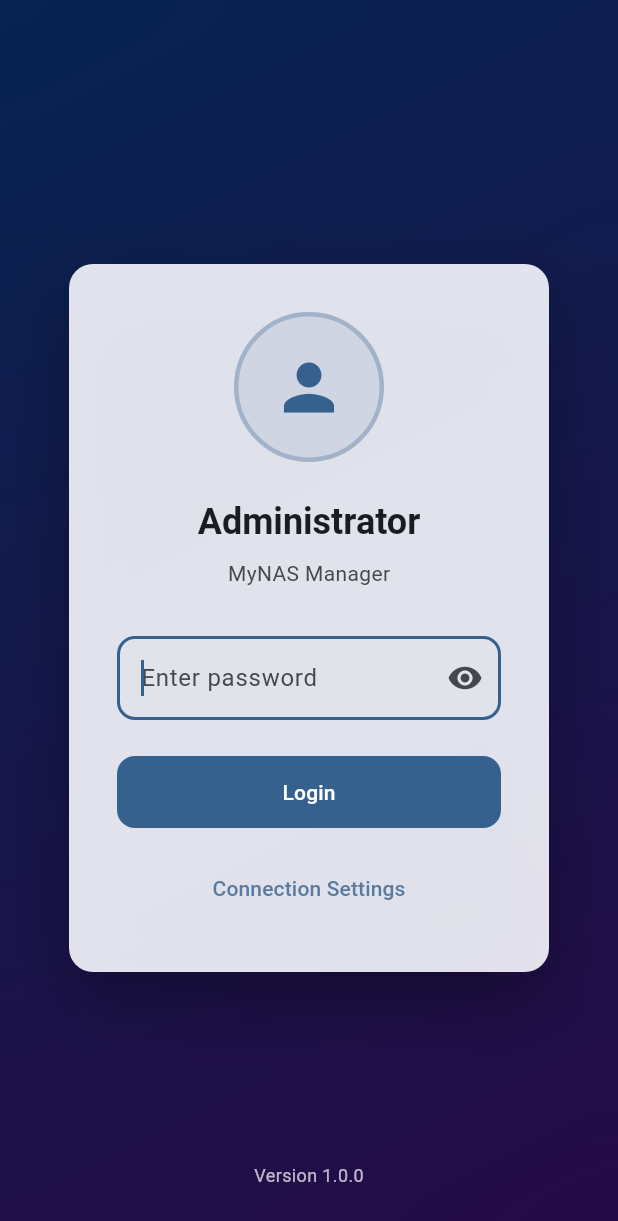
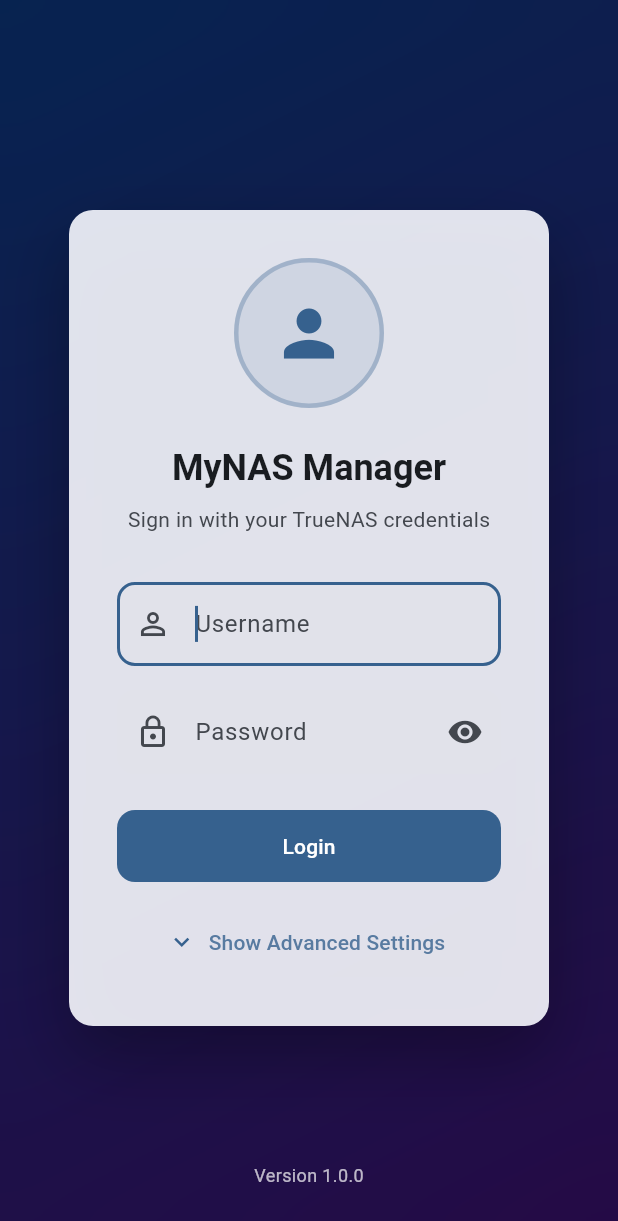
Before and after one commit to cedricziel/mynas-manager, a Flutter app: the screen it shows after launch, on a phone screen of 412 x 824 dp. Shown: the top 1221 px of the screen. Run offline on Flutter 3.47's test engine with Material 3 defaults, Android fonts, the light colour scheme and no system bars; our stand-ins replace flutter_riverpod, freezed_annotation, go_router, json_rpc_2; missing offline and left inert: flutter_box_transform.

Commit message:
feat(auth): add hybrid authentication mode supporting both API key and user sessions
- Add HybridWebSocketHandler for dual authentication support
- Backend services can use API key for automation
- Frontend users authenticate with TrueNAS credentials
- Both authentication methods work simultaneously
- Update login screen with username field and server URL configuration
- Add comprehensive documentation for hybrid auth setup

```diff
--- a/frontend/lib/screens/login_screen.dart
+++ b/frontend/lib/screens/login_screen.dart
@@ -3,6 +3,7 @@
 import 'package:flutter/material.dart';
 import 'package:flutter_riverpod/flutter_riverpod.dart';
 import 'package:go_router/go_router.dart';
+import 'package:mynas_frontend/providers/auth_provider.dart';
 
 class LoginScreen extends ConsumerStatefulWidget {
   const LoginScreen({super.key});
@@ -13,11 +14,16 @@
 
 class _LoginScreenState extends ConsumerState<LoginScreen>
     with SingleTickerProviderStateMixin {
+  final _usernameController = TextEditingController();
   final _passwordController = TextEditingController();
+  final _serverUrlController = TextEditingController();
+  final _usernameFocusNode = FocusNode();
   final _passwordFocusNode = FocusNode();
+  final _serverUrlFocusNode = FocusNode();
   bool _isLoading = false;
   bool _showPassword = false;
   String? _errorMessage;
+  bool _showAdvancedSettings = false;
 
   late AnimationController _animationController;
   late Animation<double> _fadeAnimation;
@@ -45,45 +51,71 @@
 
     _animationController.forward();
 
-    // Auto-focus password field
+    // Set default server URL
+    _serverUrlController.text = 'ws://localhost/api/current';
+
+    // Auto-focus username field
     WidgetsBinding.instance.addPostFrameCallback((_) {
-      _passwordFocusNode.requestFocus();
+      _usernameFocusNode.requestFocus();
     });
   }
 
   @override
   void dispose() {
     _animationController.dispose();
+    _usernameController.dispose();
     _passwordController.dispose();
+    _serverUrlController.dispose();
+    _usernameFocusNode.dispose();
     _passwordFocusNode.dispose();
+    _serverUrlFocusNode.dispose();
     super.dispose();
   }
 
   Future<void> _handleLogin() async {
+    if (_usernameController.text.isEmpty) {
+      setState(() {
+        _errorMessage = 'Please enter a username';
+      });
+      return;
+    }
+
+    if (_passwordController.text.isEmpty) {
+      setState(() {
+        _errorMessage = 'Please enter a password';
+      });
+      return;
+    }
+
     setState(() {
       _isLoading = true;
       _errorMessage = null;
     });
 
     try {
-      // TODO: Implement actual authentication
-      await Future.delayed(const Duration(seconds: 1));
+      final authNotifier = ref.read(authProvider.notifier);
+      final success = await authNotifier.login(
+        username: _usernameController.text,
+        password: _passwordController.text,
+        serverUrl: _showAdvancedSettings ? _serverUrlController.text : null,
+      );
 
-      // For now, accept any password
-      if (_passwordController.text.isNotEmpty) {
-        if (!mounted) return;
+      if (success && mounted) {
         context.go('/desktop');
       } else {
         setState(() {
-          _errorMessage = 'Please enter a password';
+          _errorMessage =
+              'Authentication failed. Please check your credentials.';
         });
       }
     } catch (e) {
       setState(() {
-        _errorMessage = 'Authentication failed';
+        _errorMessage = 'Connection failed: ${e.toString()}';
       });
     } finally {
-      setState(() => _isLoading = false);
+      if (mounted) {
+        setState(() => _isLoading = false);
+      }
     }
   }
 
@@ -157,23 +189,56 @@
                       ),
                       const SizedBox(height: 24),
 
-                      // Username
+                      // Title
                       Text(
-                        'Administrator',
+                        'MyNAS Manager',
                         style: theme.textTheme.headlineSmall?.copyWith(
                           fontWeight: FontWeight.w600,
                         ),
                       ),
                       const SizedBox(height: 8),
 
-                      // Server name
+                      // Subtitle
                       Text(
-                        'MyNAS Manager',
+                        'Sign in with your TrueNAS credentials',
                         style: theme.textTheme.bodyMedium?.copyWith(
                           color: theme.colorScheme.onSurfaceVariant,
                         ),
                       ),
                       const SizedBox(height: 32),
+
+                      // Username field
+                      TextField(
+                        controller: _usernameController,
+                        focusNode: _usernameFocusNode,
+                        enabled: !_isLoading,
+                        textInputAction: TextInputAction.next,
+                        onSubmitted: (_) {
+                          _passwordFocusNode.requestFocus();
+                        },
+                        decoration: InputDecoration(
+                          hintText: 'Username',
+                          filled: true,
+                          fillColor: theme.colorScheme.surfaceContainerHighest
+                              .withValues(alpha: 0.5),
+                          border: OutlineInputBorder(
+                            borderRadius: BorderRadius.circular(12),
+                            borderSide: BorderSide.none,
+                          ),
+                          focusedBorder: OutlineInputBorder(
+                            borderRadius: BorderRadius.circular(12),
+                            borderSide: BorderSide(
+                              color: theme.colorScheme.primary,
+                              width: 2,
+                            ),
+                          ),
+                          prefixIcon: Icon(
+                            Icons.person_outline,
+                            color: theme.colorScheme.onSurfaceVariant,
+                          ),
+                        ),
+                      ),
+                      const SizedBox(height: 16),
 
                       // Password field
                       TextField(
@@ -183,7 +248,7 @@
                         enabled: !_isLoading,
                         onSubmitted: (_) => _handleLogin(),
                         decoration: InputDecoration(
-                          hintText: 'Enter password',
+                          hintText: 'Password',
                           filled: true,
                           fillColor: theme.colorScheme.surfaceContainerHighest
                               .withValues(alpha: 0.5),
@@ -216,8 +281,49 @@
                               setState(() => _showPassword = !_showPassword);
                             },
                           ),
+                          prefixIcon: Icon(
+                            Icons.lock_outline,
+                            color: theme.colorScheme.onSurfaceVariant,
+                          ),
                         ),
                       ),
+
+                      // Advanced settings
+                      if (_showAdvancedSettings) ...[
+                        const SizedBox(height: 16),
+                        TextField(
+                          controller: _serverUrlController,
+                          focusNode: _serverUrlFocusNode,
+                          enabled: !_isLoading,
+                          onSubmitted: (_) => _handleLogin(),
+                          decoration: InputDecoration(
+                            hintText: 'TrueNAS WebSocket URL',
+                            filled: true,
+                            fillColor: theme.colorScheme.surfaceContainerHighest
+                                .withValues(alpha: 0.5),
+                            border: OutlineInputBorder(
+                              borderRadius: BorderRadius.circular(12),
+                              borderSide: BorderSide.none,
+                            ),
+                            focusedBorder: OutlineInputBorder(
+                              borderRadius: BorderRadius.circular(12),
+                              borderSide: BorderSide(
+                                color: theme.colorScheme.primary,
+                                width: 2,
+                              ),
+                            ),
+                            prefixIcon: Icon(
+                              Icons.dns_outlined,
+                              color: theme.colorScheme.onSurfaceVariant,
+                            ),
+                            helperText: 'e.g., ws://192.168.1.100/api/current',
+                            helperStyle: TextStyle(
+                              fontSize: 12,
+                              color: theme.colorScheme.onSurfaceVariant,
+                            ),
+                          ),
+                        ),
+                      ],
 
                       if (_errorMessage != null) ...[
                         const SizedBox(height: 12),
@@ -259,14 +365,25 @@
                       const SizedBox(height: 16),
 
                       // Additional options
-                      TextButton(
+                      TextButton.icon(
                         onPressed: _isLoading
                             ? null
                             : () {
-                                // TODO: Implement connection settings
+                                setState(() {
+                                  _showAdvancedSettings =
+                                      !_showAdvancedSettings;
+                                });
                               },
-                        child: Text(
-                          'Connection Settings',
+                        icon: Icon(
+                          _showAdvancedSettings
+                              ? Icons.expand_less
+                              : Icons.expand_more,
+                          size: 20,
+                        ),
+                        label: Text(
+                          _showAdvancedSettings
+                              ? 'Hide Advanced Settings'
+                              : 'Show Advanced Settings',
                           style: TextStyle(
                             color: theme.colorScheme.primary.withValues(
                               alpha: 0.8,
```
Also changed, not shown: backend/lib/rpc/hybrid_websocket_handler.dart (added, +365 -0 lines), backend/lib/server.dart (+32 -9 lines), 4 other files.
